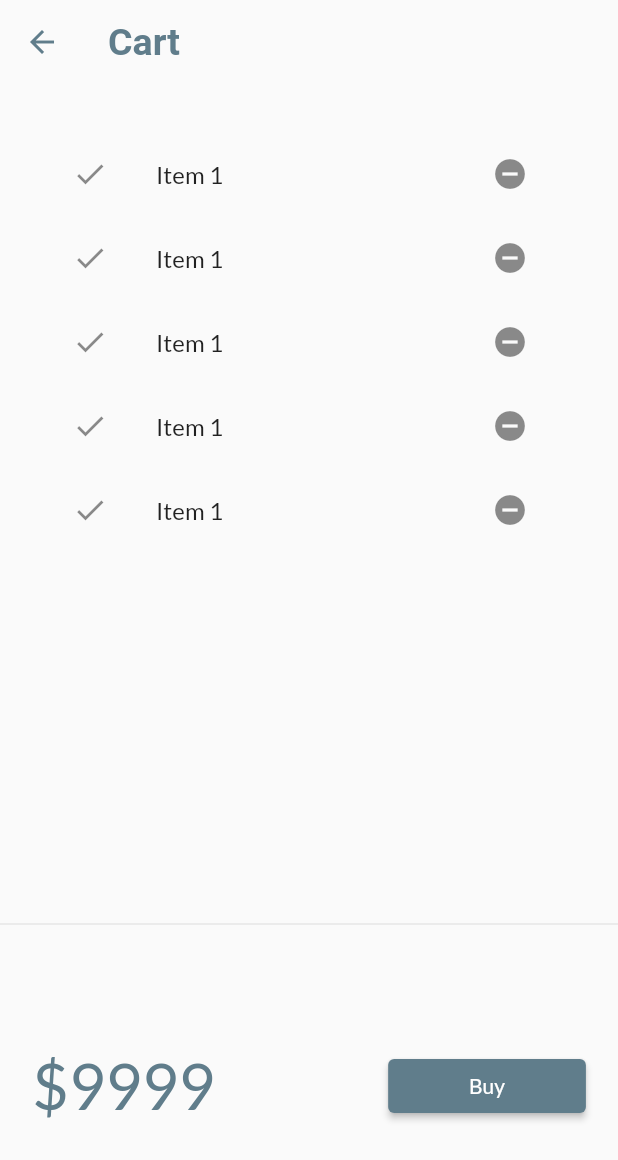
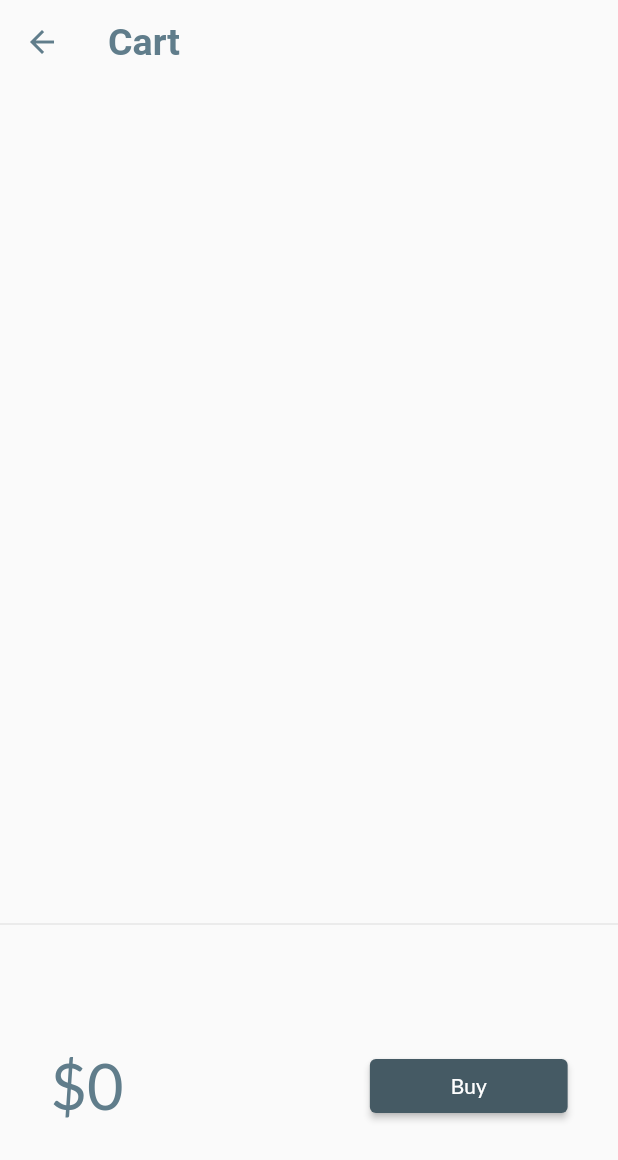
Before and after one commit to hasti-2508/30DaysOfFlutter, a Flutter app: the HomePage screen opened by its route, after a tap on an icon or button, on a phone screen of 412 x 824 dp. Shown: the top 1160 px of the screen. Run offline on Flutter 3.47's test engine with Material 2 defaults, Android fonts, the phone set to English and light mode, and no system bars; our stand-ins replace google_fonts, velocity_x; network calls fail.

Commit message:
Day 24 Completed

```diff
--- a/lib/Pages/cart_page.dart
+++ b/lib/Pages/cart_page.dart
@@ -1,6 +1,8 @@
 import 'package:flutter/foundation.dart';
 import 'package:flutter/material.dart';
 import 'package:velocity_x/velocity_x.dart';
+
+import '../models/cart.dart';
 
 class CartPage extends StatelessWidget {
   @override
@@ -25,18 +27,27 @@ class CartPage extends StatelessWidget {
 class _CartTotal extends StatelessWidget {
   @override
   Widget build(BuildContext context) {
+    final _cart = CartModel();
     return SizedBox(
       height: 200,
       child: Row(
         mainAxisAlignment: MainAxisAlignment.spaceAround,
         children: [
-          "\$9999".text.xl5.color(context.theme.colorScheme.secondary).make(),
+          "\$${_cart.totalPrice}"
+              .text
+              .xl5
+              .color(context.theme.colorScheme.secondary)
+              .make(),
           30.widthBox,
           ElevatedButton(
             onPressed: () {
-              ScaffoldMessenger.of(context).showSnackBar(
-                  SnackBar(content: "Buying not supported yet.".text.make()));
+              ScaffoldMessenger.of(context).showSnackBar(SnackBar(
+                content: "Buying not supported yet.".text.make(),
+              ));
             },
+            style: ButtonStyle(
+                backgroundColor:
+                    MaterialStateProperty.all(context.theme.primaryColorDark)),
             child: "Buy".text.white.make(),
           ).w32(context)
         ],
@@ -51,17 +62,18 @@ class _CartList extends StatefulWidget {
 }
 
 class __CartListState extends State<_CartList> {
+  final _cart = CartModel();
   @override
   Widget build(BuildContext context) {
     return ListView.builder(
-      itemCount: 5,
+      itemCount: _cart.items.length,
       itemBuilder: (context, index) => ListTile(
         leading: Icon(Icons.done),
         trailing: IconButton(
-          icon: Icon(Icons.remove_circle_sharp),
+          icon: Icon(Icons.remove_circle_outline),
           onPressed: () {},
         ),
-        title: "Item 1".text.make(),
+        title: _cart.items[index].name.text.make(),
       ),
     );
   }
--- a/lib/models/cart.dart
+++ b/lib/models/cart.dart
@@ -16,7 +16,8 @@ class CartModel {
   }
 
   // Get items in the cart
-  List<Item> get items => _itemIds.map((id) => CatalogModel.getById(id)).toList();
+  List<Item> get items =>
+      _itemIds.map((id) => CatalogModel.getById(id)).toList();
 
   // Get total price
   num get totalPrice =>
--- a/lib/models/catalog.dart
+++ b/lib/models/catalog.dart
@@ -40,6 +40,12 @@ class Item {
 
 
 class CatalogModel {
+  static final catModel = CatalogModel._internal();
+
+  CatalogModel._internal();
+
+  factory CatalogModel() => catModel;
+
   static List<Item> items = [
     Item(
         id: 1,
--- a/lib/widgets/home_widgets/catalog_list.dart
+++ b/lib/widgets/home_widgets/catalog_list.dart
@@ -1,11 +1,10 @@
-// ignore_for_file: prefer_const_constructors
-
 import 'package:flutter/material.dart';
+import 'package:flutter_catalog/models/cart.dart';
 import 'package:flutter_catalog/models/catalog.dart';
+import 'package:flutter_catalog/pages/home_detail_page.dart';
 import 'package:flutter_catalog/widgets/themes.dart';
 import 'package:velocity_x/velocity_x.dart';
 
-import '../../Pages/home_detail_page.dart';
 import 'catalog_image.dart';
 
 class CatalogList extends StatelessWidget {
@@ -20,9 +19,7 @@ class CatalogList extends StatelessWidget {
           onTap: () => Navigator.push(
             context,
             MaterialPageRoute(
-              builder: (context) => HomeDetailPage(
-                catalog: catalog,
-              ),
+              builder: (context) => HomeDetailPage(catalog: catalog),
             ),
           ),
           child: CatalogItem(catalog: catalog),
@@ -47,7 +44,7 @@ class CatalogItem extends StatelessWidget {
           Hero(
             tag: Key(catalog.id.toString()),
             child: CatalogImage(
-              image: catalog.image
+              image: catalog.image,
             ),
           ),
           Expanded(
@@ -55,7 +52,7 @@ class CatalogItem extends StatelessWidget {
             crossAxisAlignment: CrossAxisAlignment.start,
             mainAxisAlignment: MainAxisAlignment.center,
             children: [
-              catalog.name.text.lg.color(MyTheme.darkBluishColor).bold.make(),
+              catalog.name.text.lg.color(context.accentColor).bold.make(),
               catalog.desc.text.textStyle(context.captionStyle).make(),
               10.heightBox,
               ButtonBar(
@@ -63,23 +60,48 @@ class CatalogItem extends StatelessWidget {
                 buttonPadding: EdgeInsets.zero,
                 children: [
                   "\$${catalog.price}".text.bold.xl.make(),
-                  ElevatedButton(
-                    onPressed: () {},
-                    style: ButtonStyle(
-                        backgroundColor: MaterialStateProperty.all(
-                          MyTheme.darkBluishColor,
-                        ),
-                        shape: MaterialStateProperty.all(
-                          StadiumBorder(),
-                        )),
-                    child: "Buy".text.make(),
-                  )
+                  _AddToCart(catalog: catalog)
                 ],
               ).pOnly(right: 8.0)
             ],
           ))
         ],
       ),
-    ).white.rounded.square(150).make().py16();
+    ).color(context.cardColor).rounded.square(150).make().py16();
   }
 }
+
+class _AddToCart extends StatefulWidget {
+  final Item catalog;
+  const _AddToCart({
+    Key? key,
+    required this.catalog,
+  }) : super(key: key);
+
+  @override
+  __AddToCartState createState() => __AddToCartState();
+}
+
+class __AddToCartState extends State<_AddToCart> {
+  bool isAdded = false;
+
+  @override
+  Widget build(BuildContext context) {
+    return ElevatedButton(
+      onPressed: () {
+        isAdded = isAdded.toggle();
+        final _catalog = CatalogModel();
+        final _cart = CartModel();
+        _cart.catalog = _catalog;
+        _cart.add(widget.catalog);
+        setState(() {});
+      },
+      style: ButtonStyle(
+          backgroundColor: MaterialStateProperty.all(MyTheme.darkBluishColor),
+          shape: MaterialStateProperty.all(
+            StadiumBorder(),
+          )),
+      child: isAdded ? Icon(Icons.done) : "Add to cart".text.make(),
+    );
+  }
+}
```
